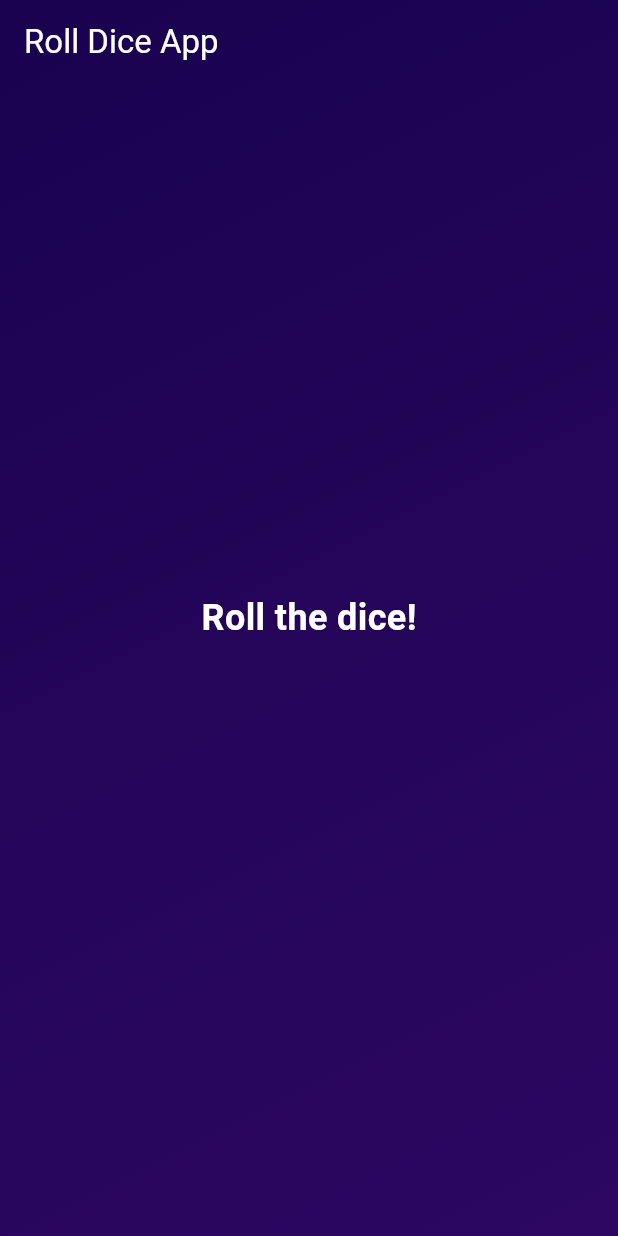
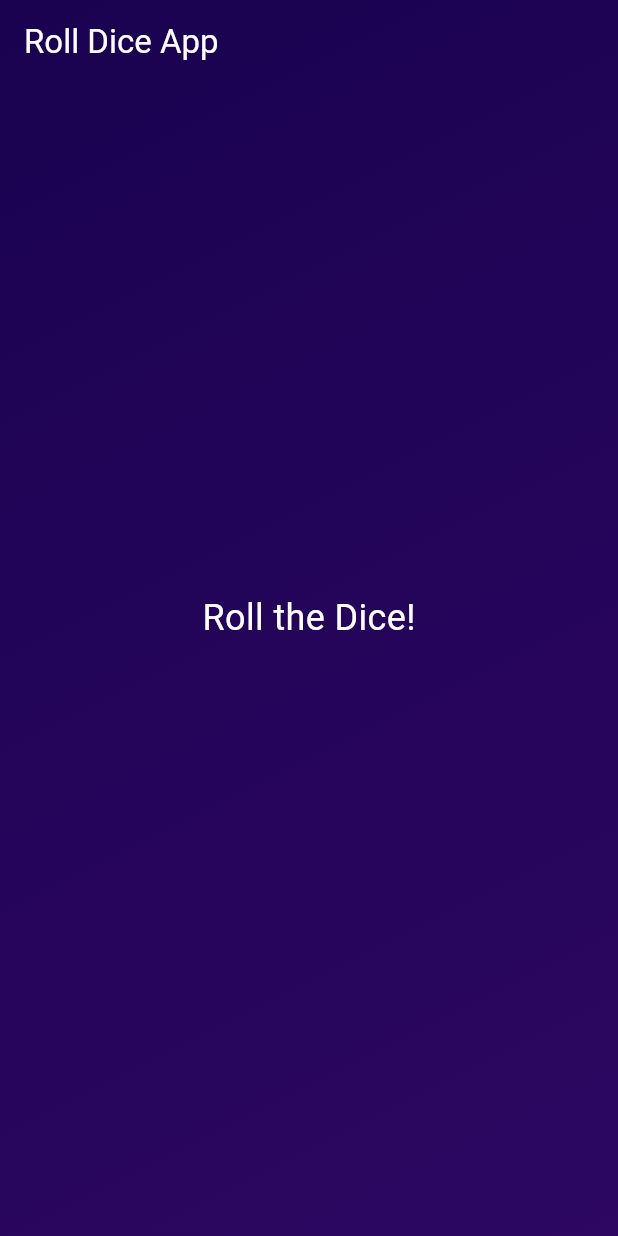
Before and after one commit to ariqd/roll-dice-app, a Flutter app: the screen it shows after launch, on a phone screen of 412 x 824 dp. Run offline on Flutter 3.47's test engine with Material 3 defaults, Android fonts, the phone set to English and light mode, and no system bars.

Commit message:
add styledtext props

```diff
--- a/lib/gradient_container.dart
+++ b/lib/gradient_container.dart
@@ -1,14 +1,14 @@
 import 'package:dice_app/styled_text.dart';
 import 'package:flutter/material.dart';
+
+const startAlignment = Alignment.topLeft;
+const endAlignment = Alignment.bottomRight;
 
 class GradientContainer extends StatelessWidget {
   const GradientContainer({super.key});
 
   @override
   Widget build(BuildContext context) {
-    var startAlignment = Alignment.topLeft;
-    var endAlignment = Alignment.bottomRight;
-
     return Scaffold(
       extendBodyBehindAppBar: true,
       appBar: AppBar(
@@ -19,9 +19,9 @@ class GradientContainer extends StatelessWidget {
         backgroundColor: Colors.transparent,
       ),
       body: Container(
-        decoration: BoxDecoration(
+        decoration: const BoxDecoration(
           gradient: LinearGradient(
-            colors: const [
+            colors: [
               Color.fromARGB(255, 26, 2, 80),
               Color.fromARGB(255, 45, 7, 98),
             ],
@@ -30,7 +30,7 @@ class GradientContainer extends StatelessWidget {
           ),
         ),
         child: const Center(
-          child: StyledText(),
+          child: StyledText('Roll the Dice!'),
         ),
       ),
     );
--- a/lib/styled_text.dart
+++ b/lib/styled_text.dart
@@ -1,16 +1,17 @@
 import 'package:flutter/material.dart';
 
 class StyledText extends StatelessWidget {
-  const StyledText({super.key});
+  const StyledText(this.text, {super.key});
+
+  final String text;
 
   @override
   Widget build(BuildContext context) {
-    return const Text(
-      'Roll the dice!',
-      style: TextStyle(
+    return Text(
+      text,
+      style: const TextStyle(
         fontSize: 24,
         color: Colors.white,
-        fontWeight: FontWeight.bold,
       ),
     );
   }
```
